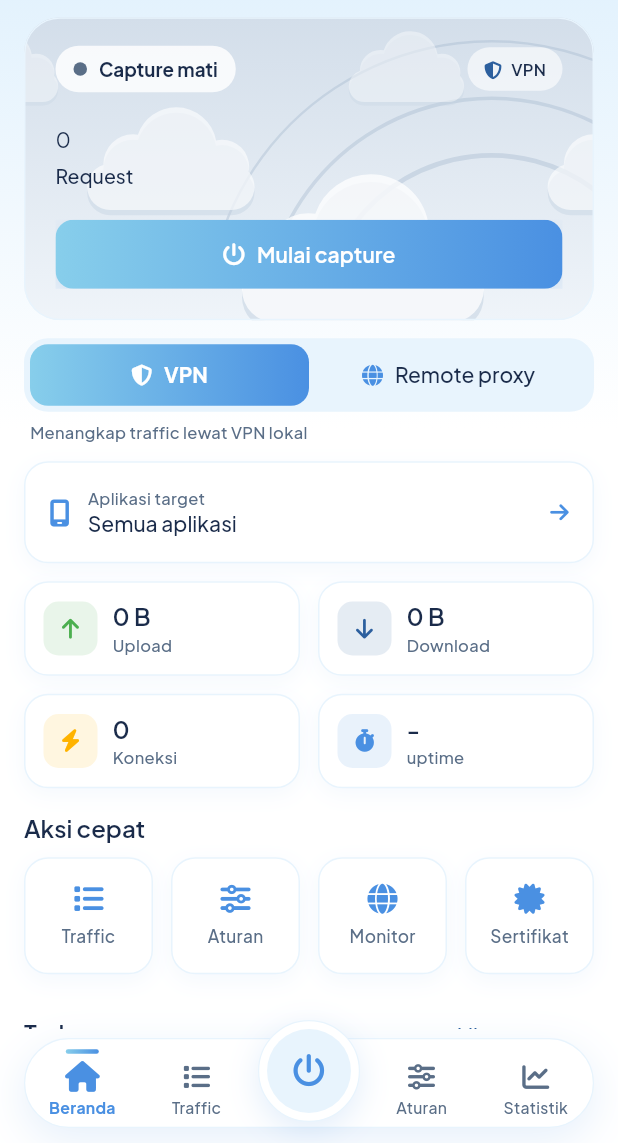
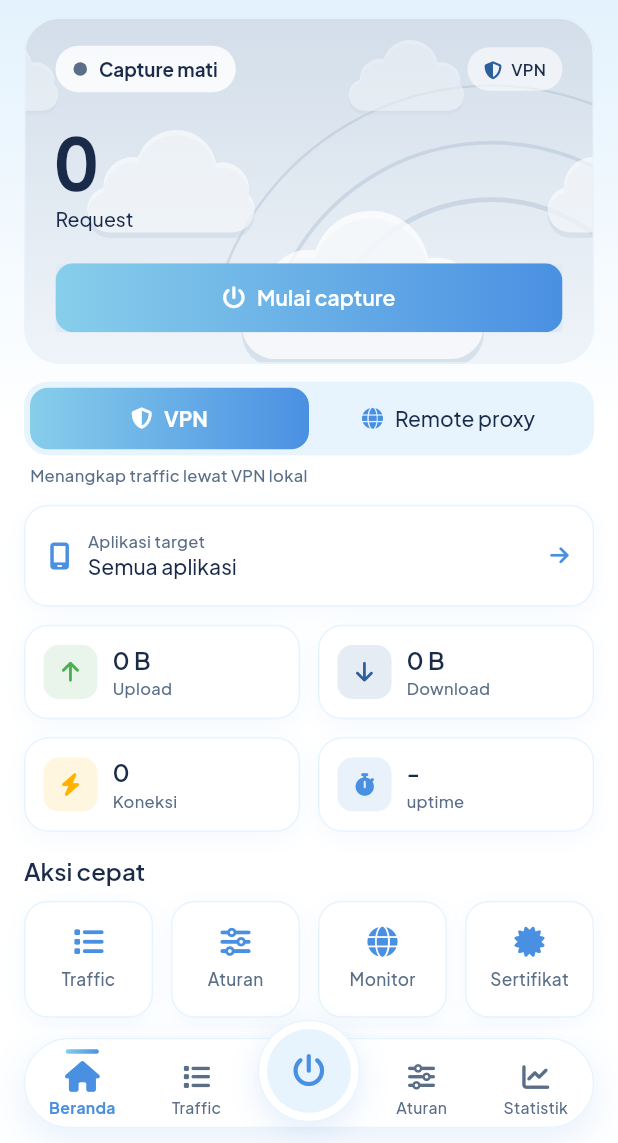
Before and after one commit to fidzzcodex-me/skytrace, a Flutter app: the HomeScreen screen opened directly, on a phone screen of 412 x 824 dp, the part 93-1236 px from its top. Run offline on Flutter 3.47's test engine with Material 3 defaults, Android fonts, the phone set to English and light mode, and no system bars; drawn by our look-alikes of flutter_animate; our stand-ins replace fl_chart, flutter_riverpod, font_awesome_flutter, google_fonts, qr_flutter; network calls fail.

Commit message:
Upload: replace lib/theme/text_styles.dart

```diff
--- a/lib/theme/text_styles.dart
+++ b/lib/theme/text_styles.dart
@@ -1,3 +1,5 @@
+import 'dart:ui' show FontFeature;
+
 import 'package:flutter/material.dart';
 import 'package:google_fonts/google_fonts.dart';
 
@@ -25,7 +27,15 @@ class AppText {
   }
 
   static TextStyle display(AppPalette p) =>
-      _base(size: 28, weight: FontWeight.w700, color: p.textPrimary, height: 1.2);
+      _base(size: 32, weight: FontWeight.w700, color: p.textPrimary, height: 1.15, letterSpacing: -0.4);
+
+  static TextStyle numeric(AppPalette p, {double size = 48}) => _base(
+        size: size,
+        weight: FontWeight.w700,
+        color: p.textPrimary,
+        height: 1,
+        letterSpacing: -1,
+      ).copyWith(fontFeatures: const [FontFeature.tabularFigures()]);
 
   static TextStyle title(AppPalette p) =>
       _base(size: 20, weight: FontWeight.w700, color: p.textPrimary, height: 1.25);
```
